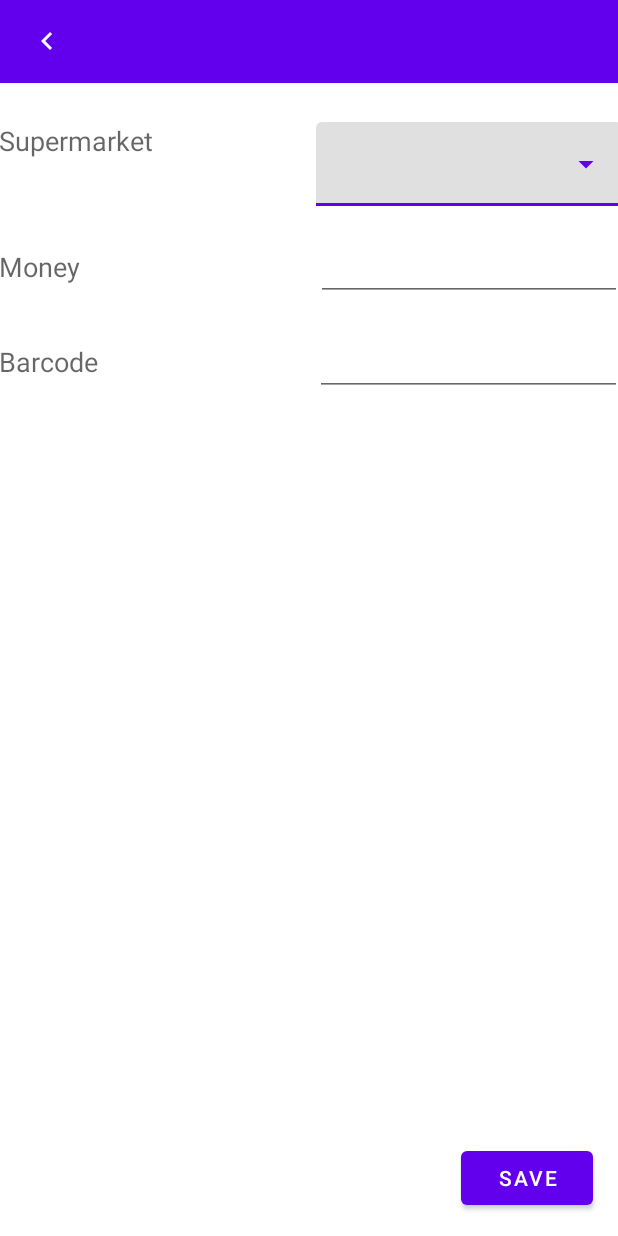
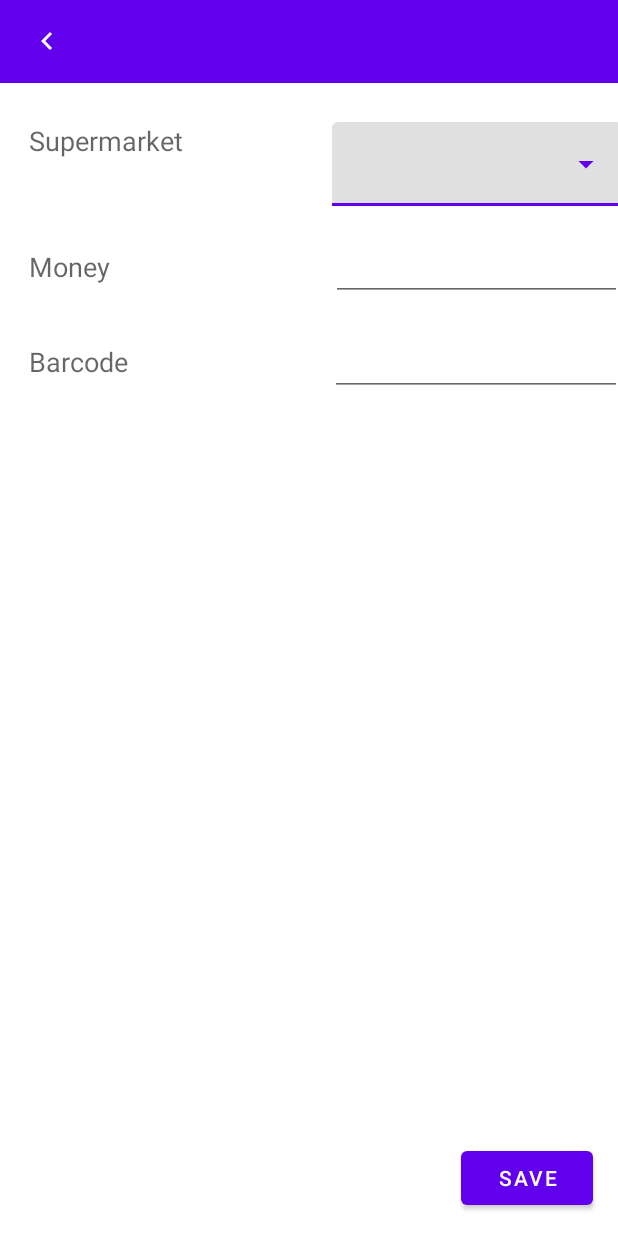
Before and after one commit to RadboudCoolTeam/StatiegeldCouponsApp, an Android app: the EditCoupon screen opened directly, with no data from a screen before it, on a phone screen of 412 x 824 dp. Run offline under Robolectric (Android 15) with nearby library versions, the phone set to English and light mode, and no system bars; 5 statements that could not run were skipped.

Commit message:
Ui minor fixes

```diff
--- a/app/src/main/res/layout/activity_edit_coupon.xml
+++ b/app/src/main/res/layout/activity_edit_coupon.xml
@@ -8,7 +8,7 @@
 
     <androidx.appcompat.widget.Toolbar
         android:id="@+id/toolbar"
-        android:layout_width="412dp"
+        android:layout_width="match_parent"
         android:layout_height="55dp"
         android:background="?attr/colorPrimary"
         android:minHeight="?attr/actionBarSize"
@@ -69,6 +69,7 @@
                 android:layout_width="207dp"
                 android:layout_height="match_parent"
                 android:layout_weight="1"
+                android:layout_marginStart="20dp"
                 android:text="Supermarket"
                 android:textAlignment="viewStart"
                 android:textAppearance="@style/TextAppearance.AppCompat.Medium" />
@@ -104,6 +105,7 @@
                 android:layout_width="70dp"
                 android:layout_height="45dp"
                 android:layout_weight="1"
+                android:layout_marginStart="20dp"
                 android:text="Money"
                 android:textAlignment="viewStart"
                 android:textAppearance="@style/TextAppearance.AppCompat.Medium" />
@@ -131,6 +133,7 @@
                 android:layout_width="wrap_content"
                 android:layout_height="33dp"
                 android:layout_weight="1"
+                android:layout_marginStart="20dp"
                 android:text="Barcode"
                 android:textAppearance="@style/TextAppearance.AppCompat.Medium" />
 
```
